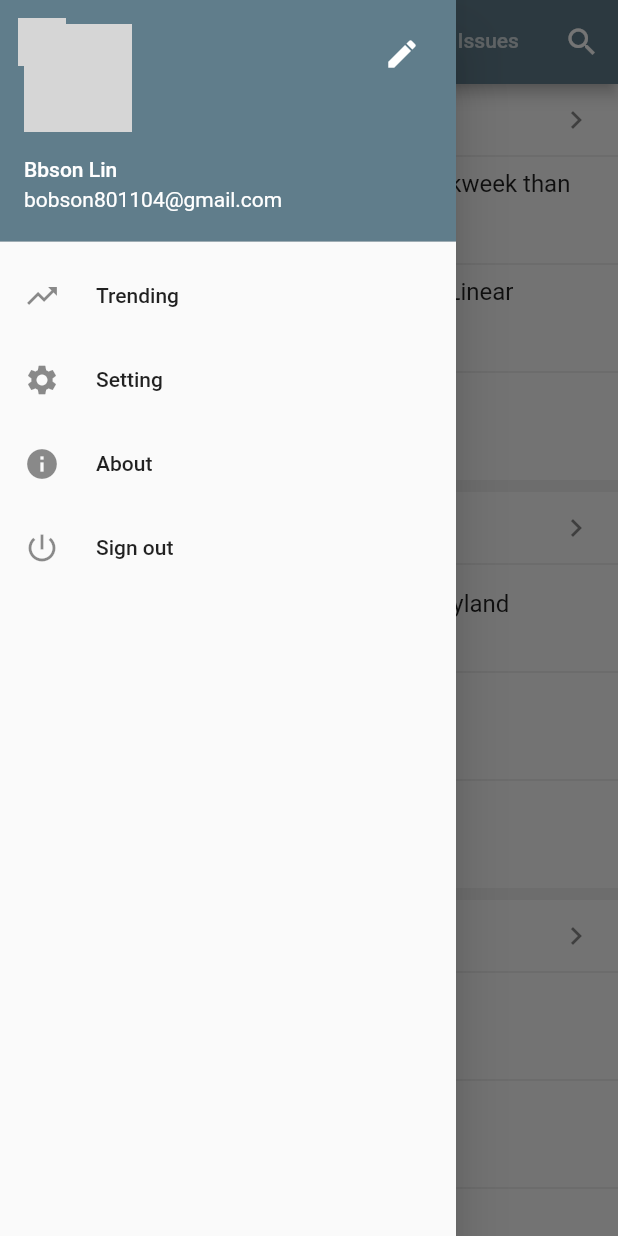
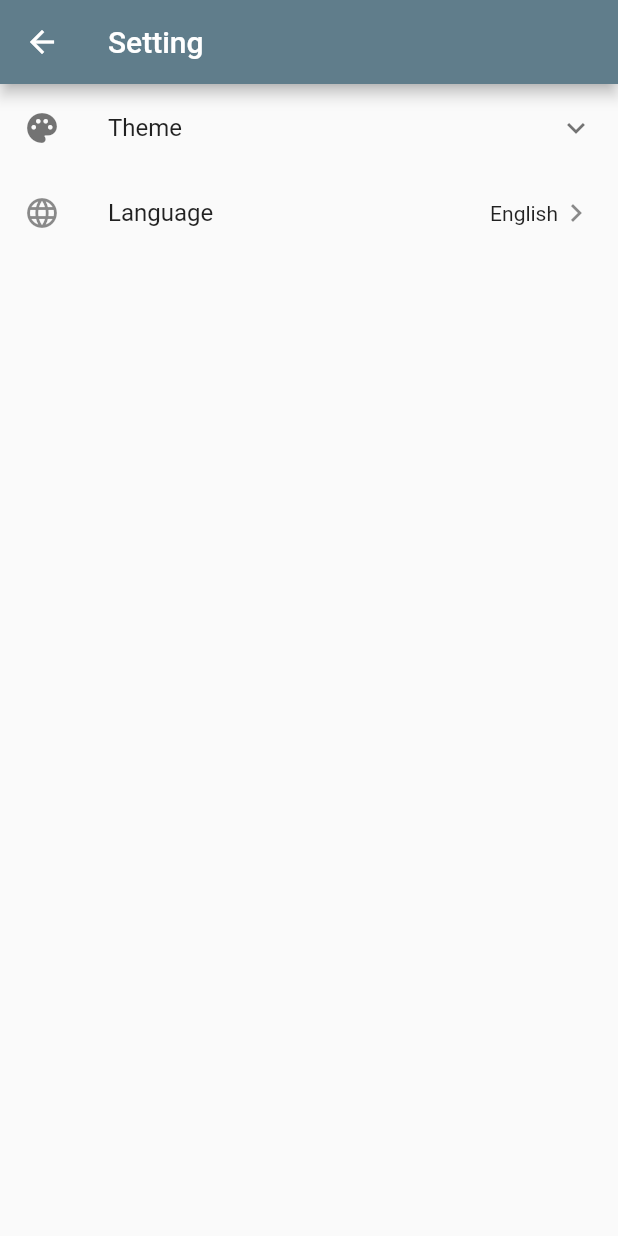
Before and after one commit to BbsonLin/gitme_reborn, a Flutter app: the MainPage screen opened by its route, in the side drawer, after a tap on "Setting", on a phone screen of 412 x 824 dp. Run offline on Flutter 3.47's test engine with Material 2 defaults, Android fonts, the phone set to English and light mode, and no system bars; our stand-ins replace flutter_progress_hud; network calls fail; grey boxes are pictures that could not be loaded.

Commit message:
feat: Day 11 - 設定頁面

```diff
--- a/lib/main.dart
+++ b/lib/main.dart
@@ -2,6 +2,8 @@ import "package:flutter/material.dart";
 import "package:gitme_reborn/pages/home.dart";
 import "package:gitme_reborn/pages/login.dart";
 import 'package:gitme_reborn/pages/profile/profile.dart';
+import 'package:gitme_reborn/pages/setting/setting.dart';
+import 'package:gitme_reborn/pages/setting/setting_language.dart';
 import 'package:gitme_reborn/pages/trending/trending.dart';
 import "package:gitme_reborn/routes.dart";
 
@@ -24,6 +26,8 @@ class GitmeRebornApp extends StatelessWidget {
         GitmeRebornRoutes.home: (context) => MainPage(),
         GitmeRebornRoutes.profile: (context) => ProfilePage(),
         GitmeRebornRoutes.trending: (context) => TrendingPage(),
+        GitmeRebornRoutes.setting: (context) => SettingPage(),
+        GitmeRebornRoutes.settingLanguage: (context) => SettingLanguagePage(),
       },
       onGenerateRoute: (settings) {
         switch (settings.name) {
--- a/lib/pages/home.dart
+++ b/lib/pages/home.dart
@@ -91,7 +91,7 @@ class MainPage extends StatelessWidget {
                 icon: Icon(Icons.settings),
                 text: "Setting",
                 onPressed: () {
-                  print("Head to Setting Page");
+                  Navigator.of(context).pushNamed("/setting");
                 },
               ),
               DrawerTile(
--- /dev/null
+++ b/lib/pages/setting/setting.dart
@@ -0,0 +1,45 @@
+import "package:flutter/material.dart";
+import 'package:gitme_reborn/components/setting/theme_option.dart';
+
+class SettingPage extends StatelessWidget {
+  @override
+  Widget build(BuildContext context) {
+    return Scaffold(
+      appBar: AppBar(
+        title: Text("Setting"),
+      ),
+      body: ListView(
+        children: <Widget>[
+          ExpansionTile(
+            leading: Icon(Icons.palette),
+            title: Text("Theme"),
+            children: <Widget>[
+              Wrap(
+                spacing: 8.0,
+                children: <Widget>[
+                  ThemeOption(color: Colors.black),
+                  ThemeOption(color: Colors.blue),
+                  ThemeOption(color: Colors.blueGrey)
+                ],
+              )
+            ],
+          ),
+          ListTile(
+            leading: Icon(Icons.language),
+            title: Text("Language"),
+            trailing: Row(
+              mainAxisSize: MainAxisSize.min,
+              children: <Widget>[
+                Text("English"),
+                Icon(Icons.keyboard_arrow_right),
+              ],
+            ),
+            onTap: () {
+              Navigator.of(context).pushNamed("/setting/language");
+            },
+          ),
+        ],
+      ),
+    );
+  }
+}
--- /dev/null
+++ b/lib/pages/setting/setting_language.dart
@@ -0,0 +1,55 @@
+import "package:flutter/material.dart";
+
+enum Language { traditionalChinese, simplifiedChinese, english }
+
+class SettingLanguagePage extends StatefulWidget {
+  @override
+  _SettingLanguagePageState createState() => _SettingLanguagePageState();
+}
+
+class _SettingLanguagePageState extends State<SettingLanguagePage> {
+  Language _language = Language.english;
+
+  @override
+  Widget build(BuildContext context) {
+    return Scaffold(
+      appBar: AppBar(
+        title: Text("Language"),
+      ),
+      body: ListView(
+        children: <Widget>[
+          RadioListTile(
+            title: Text("繁體中文"),
+            value: Language.traditionalChinese,
+            groupValue: _language,
+            onChanged: (Language value) {
+              setState(() {
+                _language = Language.traditionalChinese;
+              });
+            },
+          ),
+          RadioListTile(
+            title: Text("简体中文"),
+            value: Language.simplifiedChinese,
+            groupValue: _language,
+            onChanged: (Language value) {
+              setState(() {
+                _language = Language.simplifiedChinese;
+              });
+            },
+          ),
+          RadioListTile(
+            title: Text("English"),
+            value: Language.english,
+            groupValue: _language,
+            onChanged: (Language value) {
+              setState(() {
+                _language = Language.english;
+              });
+            },
+          ),
+        ],
+      )
+    );
+  }
+}
--- a/lib/routes.dart
+++ b/lib/routes.dart
@@ -5,4 +5,6 @@ class GitmeRebornRoutes {
   static const home = "/home";
   static const profile = "/profile";
   static const trending = "/trending";
+  static const setting = "/setting";
+  static const settingLanguage = "/setting/language";
 }
```
Also changed, not shown: lib/components/setting/theme_option.dart (added, +27 -0 lines).
